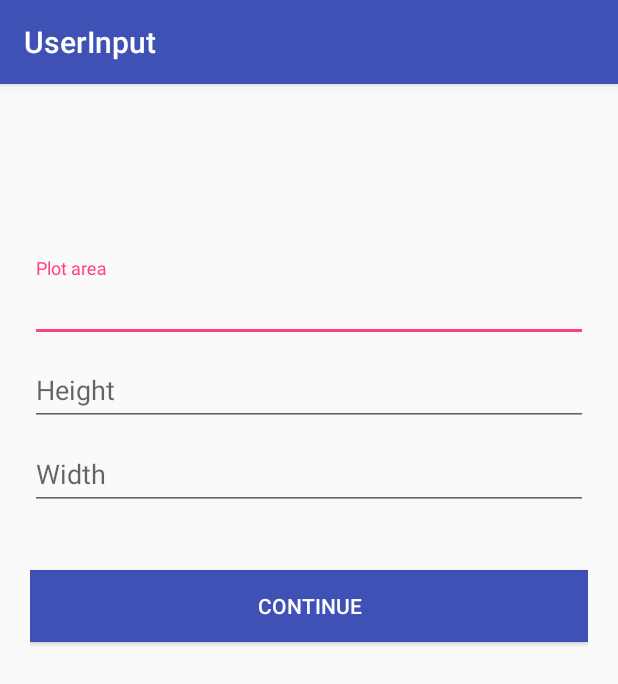
After one commit to creativecoder567/sunshine, an Android app: the UserInput screen opened directly, with no data from a screen before it, on a phone screen of 412 x 824 dp. The commit adds this screen. Shown: the top 684 px of the screen. Run offline under Robolectric (Android 15) with nearby library versions, the phone set to English and light mode, and no system bars.

Commit message:
Coding for user input

```diff
--- a/app/build.gradle
+++ b/app/build.gradle
@@ -28,4 +28,5 @@ dependencies {
     compile 'com.android.support:support-v4:25.1.1'
     compile 'fr.avianey.com.viewpagerindicator:library:2.4.1.1@aar'
     testCompile 'junit:junit:4.12'
+    compile 'com.android.support:design:25.1.1'
 }
--- a/app/src/main/AndroidManifest.xml
+++ b/app/src/main/AndroidManifest.xml
@@ -8,19 +8,27 @@
         android:label="@string/app_name"
         android:supportsRtl="true"
         android:theme="@style/AppTheme">
-        <activity android:name=".SplashScreen" android:configChanges="orientation|keyboardHidden|screenSize" android:theme="@style/Theme.AppCompat.NoActionBar">
+        <activity
+            android:name=".SplashScreen"
+            android:configChanges="orientation|keyboardHidden|screenSize"
+            android:theme="@style/Theme.AppCompat.NoActionBar">
             <intent-filter>
                 <action android:name="android.intent.action.MAIN" />
+
                 <category android:name="android.intent.category.LAUNCHER" />
             </intent-filter>
         </activity>
+        <activity android:name=".WelcomeActivity" />
         <activity android:name=".Camera" />
-        <activity android:name=".WelcomeActivity" />
         <activity android:name=".MainActivity" />
-        <activity android:name=".Architect"
-            android:label="@string/architect"/>
-        <activity android:name=".Interior"
-            android:label="@string/interior"></activity>
+        <activity
+            android:name=".Architect"
+            android:label="@string/architect" />
+        <activity
+            android:name=".Interior"
+            android:label="@string/interior" />
+        <activity android:name=".UserInput"
+            android:label="UserInput"></activity>
     </application>
 
 </manifest>
--- a/app/src/main/java/com/example/sarath/sunshine/SplashScreen.java
+++ b/app/src/main/java/com/example/sarath/sunshine/SplashScreen.java
@@ -22,7 +22,7 @@ private static int SPLASH_TIME_OUT= 4000;
         new     Handler().postDelayed(new Runnable() {
             @Override
             public void run() {
-                Intent i = new Intent(SplashScreen.this, MainActivity.class);
+                Intent i = new Intent(SplashScreen.this, WelcomeActivity.class);
                 startActivity(i);
                 finish();
             }
--- /dev/null
+++ b/app/src/main/java/com/example/sarath/sunshine/UserInput.java
@@ -0,0 +1,13 @@
+package com.example.sarath.sunshine;
+
+import android.support.v7.app.AppCompatActivity;
+import android.os.Bundle;
+
+public class UserInput extends AppCompatActivity {
+
+    @Override
+    protected void onCreate(Bundle savedInstanceState) {
+        super.onCreate(savedInstanceState);
+        setContentView(R.layout.activity_user_input);
+    }
+}
--- /dev/null
+++ b/app/src/main/res/layout/activity_user_input.xml
@@ -0,0 +1,65 @@
+<?xml version="1.0" encoding="utf-8"?>
+<android.support.design.widget.CoordinatorLayout xmlns:android="http://schemas.android.com/apk/res/android"
+    xmlns:app="http://schemas.android.com/apk/res-auto"
+    android:layout_width="match_parent"
+    android:layout_height="match_parent">
+
+    <LinearLayout
+        android:layout_width="fill_parent"
+        android:layout_height="match_parent"
+        android:layout_marginTop="?attr/actionBarSize"
+        android:orientation="vertical"
+        android:paddingLeft="20dp"
+        android:paddingRight="20dp"
+        android:paddingTop="60dp">
+
+        <android.support.design.widget.TextInputLayout
+            android:id="@+id/input_layout_area"
+            android:layout_width="match_parent"
+            android:layout_height="wrap_content">
+
+            <EditText
+                android:id="@+id/plotarea"
+                android:layout_width="match_parent"
+                android:layout_height="wrap_content"
+                android:singleLine="true"
+                android:hint="Plot area" />
+        </android.support.design.widget.TextInputLayout>
+
+        <android.support.design.widget.TextInputLayout
+            android:id="@+id/input_layout_height"
+            android:layout_width="match_parent"
+            android:layout_height="wrap_content">
+
+            <EditText
+                android:id="@+id/height"
+                android:layout_width="match_parent"
+                android:layout_height="wrap_content"
+                android:inputType="number"
+                android:hint="Height" />
+        </android.support.design.widget.TextInputLayout>
+
+        <android.support.design.widget.TextInputLayout
+            android:id="@+id/input_layout_width"
+            android:layout_width="match_parent"
+            android:layout_height="wrap_content">
+
+            <EditText
+                android:id="@+id/width"
+                android:layout_width="match_parent"
+                android:layout_height="wrap_content"
+                android:inputType="number"
+                android:hint="Width" />
+        </android.support.design.widget.TextInputLayout>
+
+        <Button android:id="@+id/btn_signup"
+            android:layout_width="fill_parent"
+            android:layout_height="wrap_content"
+            android:text="CONTINUE"
+            android:background="@color/colorPrimary"
+            android:layout_marginTop="40dp"
+            android:textColor="@android:color/white"/>
+
+    </LinearLayout>
+
+</android.support.design.widget.CoordinatorLayout>
```
